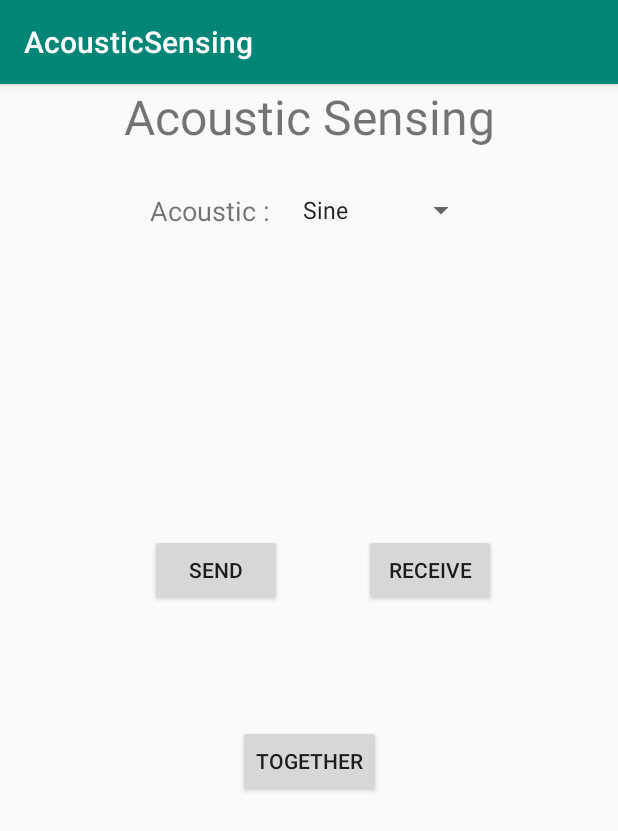
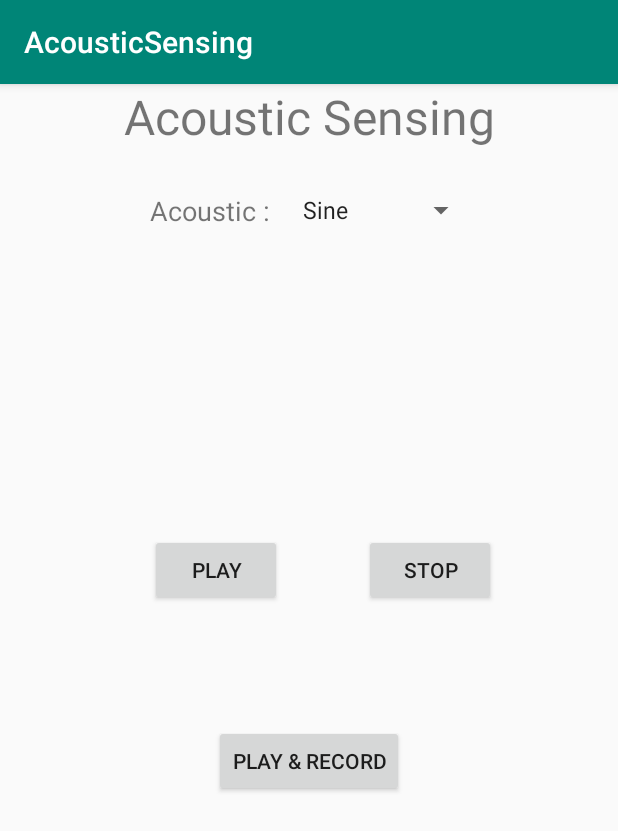
Before and after one commit to guySimple/AcousticSensing, an Android app: the screen it shows after launch (MainActivity), after a tap on "RECEIVE", on a phone screen of 412 x 824 dp. Shown: the top 831 px of the screen. Run offline under Robolectric (Android 15) with nearby library versions, the phone set to English and light mode, and no system bars.

Commit message:
增加即录即停

```diff
--- a/app/src/main/java/com/example/acousticsensing/MainActivity.java
+++ b/app/src/main/java/com/example/acousticsensing/MainActivity.java
@@ -14,6 +14,8 @@ import android.media.MediaPlayer;
 import android.media.MediaRecorder;
 import android.os.Bundle;
 import android.os.Environment;
+import android.os.Handler;
+import android.os.Message;
 import android.os.Process;
 import android.util.Log;
 import android.view.View;
@@ -30,36 +32,39 @@ import java.io.FileNotFoundException;
 import java.io.FileOutputStream;
 import java.io.IOException;
 import java.io.InputStream;
+import java.util.Timer;
+import java.util.TimerTask;
 
 import static android.media.AudioFormat.CHANNEL_IN_MONO;
 import static android.media.AudioFormat.ENCODING_PCM_16BIT;
 
 public class MainActivity extends AppCompatActivity {
     // UI component
-    public Button button_send;
-    public Button button_receive;
-    public Button button_together;
+    private Button button_send;
+    private Button button_receive;
+    private Button button_together;
 
     //声音参数
-    public int frequence;                       //采样率
-    public int channel;                         //通道数
-    public int audioEncoding;                   //编码方式
+    private int frequence;                       //采样率
+    private int channel;                         //通道数
+    private int audioEncoding;                   //编码方式
 
     //
-    public boolean isRecording;                 //是否正在录音
-    public int recordBuffer;
-    public int playBuffer;
-    public AudioRecord audioRecord;
-    public AudioTrack audioTrack;
+    private boolean isRecording;                 //是否正在录音
+    private boolean stop = true;
+    private int recordBuffer;
+    private int playBuffer;
+    private AudioRecord audioRecord;
+    private AudioTrack audioTrack;
 
     //文件和保存路径
-    public String sdCardDir;
-    public String fName_record;                 //保存文件名(pcm文件)
-    public String fName_result;                 //转换后得文件名（wav文件）
+    private String sdCardDir;
+    private String fName_record;                 //保存文件名(pcm文件)
+    private String fName_result;                 //转换后得文件名（wav文件）
 
     //调试参数
-    public static String tag = "test";
-    public boolean stop = true;
+    private static String tag = "test";
+    private int cnt = 0;
 
 
     @Override
@@ -83,11 +88,23 @@ public class MainActivity extends AppCompatActivity {
         requestRecordAudioPermission();
     }
 
+    public void UI_change(String component,String state){
+        switch (component){
+            case "button_recieve":{
+                button_receive.setText(state);
+                break;
+            }
+            case "button_together":{
+                button_together.setText(state);
+                break;
+            }
+        }
+    }
+
     public void parameter_Init(){
         frequence = 48000;
         channel = AudioFormat.CHANNEL_CONFIGURATION_MONO;
         audioEncoding = AudioFormat.ENCODING_PCM_16BIT;
-
     }
     //按钮事件
    class buttonClickListener implements View.OnClickListener{
@@ -95,14 +112,29 @@ public class MainActivity extends AppCompatActivity {
         public void onClick(View v) {
             switch (v.getId()){
                 case R.id.button_send: {
+                    Toast.makeText(getApplicationContext(), "开始播放", Toast.LENGTH_SHORT).show();
                     startPlayingNow();
+                    break;
                 }
                 case R.id.button_receive:{
-                    startRecordingNow();
+                    if ((cnt % 2) == 0){
+                        button_receive.setText("Stop");
+                        startRecordingNow();
+                        Toast.makeText(getApplicationContext(), "开始录制", Toast.LENGTH_SHORT).show();
+                    }else{
+                        stop = false;
+                        button_receive.setText("Recieve");
+                        Toast.makeText(getApplicationContext(), "录制结束", Toast.LENGTH_SHORT).show();
+                    }
+                    cnt++;
+                    Log.w(tag,"cnt = " + String.valueOf(cnt));
+                    break;
                 }
                 case R.id.button_together:{
+                    Toast.makeText(getApplicationContext(), "开始播放并录制", Toast.LENGTH_SHORT).show();
                     startPlayingNow();
                     startRecordingNow();
+                    break;
                 }
             }
         }
@@ -112,7 +144,6 @@ public class MainActivity extends AppCompatActivity {
         AudioRecord是Android系统提供的用于实现录音的功能类。
         AudioRecord录制的是PCM格式的音频文件，需要用AudioTrack来播放。也可以使用MediaCodec编码成播放器可以播放的音频文件。
      */
-
 
     //录音权限申请
     private void requestRecordAudioPermission() {
@@ -166,7 +197,6 @@ public class MainActivity extends AppCompatActivity {
         mDis = getResources().openRawResource(R.raw.wave);
         //mDis = getResources().openRawResource(R.raw.test);
 
-
         //开始播放
         byte data[] = new byte[playBuffer];
 
@@ -183,6 +213,7 @@ public class MainActivity extends AppCompatActivity {
         stopPlaying();
     }
 
+    //停止播放
     public void stopPlaying(){
         Log.w(tag,"stopPlaying");
         audioTrack.stop();
@@ -229,27 +260,33 @@ public class MainActivity extends AppCompatActivity {
         } catch (FileNotFoundException e) {
             e.printStackTrace();
         }
-        int count = 0;
         while (isRecording && audioRecord.getRecordingState() == AudioRecord.RECORDSTATE_RECORDING){
-            if (stop == false)
+            //重置录音状态，便于重复使用
+            if (stop == false){
+                stop = true;
                 break;
+            }
             int byteRead = audioRecord.read(data, 0, recordBuffer);
-            /*if(count>1280)
-                isRecording = false;
-            if (byteRead > 4) {
-                Log.w(tag, "First 4 bytes = (" + data[0] + "," + data[1] + "," + data[2] + "," + data[3] + ")");
-                count+=4;
-            }*/
             try {
                 os.write(data);
             } catch (IOException e) {
                 e.printStackTrace();
             }
         }
+
+
         //停止录音，并将所得的pcm文件转化为wav文件
         stopRecord();
         PcmToWavUtil pcmToWavUtil = new PcmToWavUtil(frequence,CHANNEL_IN_MONO,ENCODING_PCM_16BIT);
         pcmToWavUtil.pcmToWav(sdCardDir+fName_record,sdCardDir+fName_result);
+
+        /*final String s = "Play & Record";
+        button_together.post(new Runnable() {
+            @Override
+            public void run() {
+                button_together.setText(s);
+            }
+        });*/
     }
 
     //停止录音
@@ -265,7 +302,7 @@ public class MainActivity extends AppCompatActivity {
 
     //创建文件
     public void createFile(String path,String filename){
-        Log.w(tag,"createFile");
+        Log.w(tag,"createFile"+ filename);
         File file = new File(path+filename);
         //如果已存在则删除原文件
         if(file.exists()){
--- a/app/src/main/res/layout/activity_main.xml
+++ b/app/src/main/res/layout/activity_main.xml
@@ -68,7 +68,7 @@
         android:layout_width="wrap_content"
         android:layout_height="wrap_content"
         android:layout_marginTop="79dp"
-        android:text="Together"
+        android:text="PLAY &amp; RECORD"
         app:layout_constraintEnd_toEndOf="parent"
         app:layout_constraintStart_toStartOf="parent"
         app:layout_constraintTop_toBottomOf="@+id/button_receive" />
--- a/app/src/main/res/values/strings.xml
+++ b/app/src/main/res/values/strings.xml
@@ -8,9 +8,9 @@
         <item>Cosine</item>
     </string-array>
 
-    <string name="button_speaker_send">Send</string>
+    <string name="button_speaker_send">Play</string>
     <string name="button_microphone_receive">Receive</string>
-    <string name="button_together">Together</string>
+    <string name="button_together">Play &amp; Record</string>
 
 
 </resources>
```
